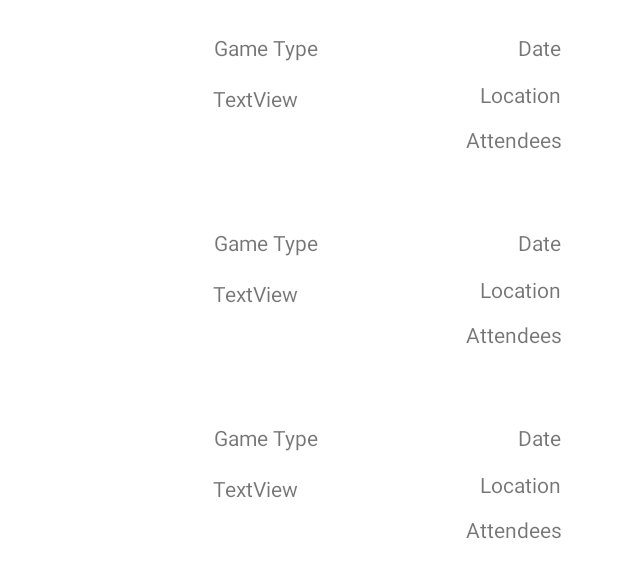
After one commit to Gac-PickUp/PickUp-App, an Android app built with Jetpack Compose: the layout fragment_all_games.xml on its own in the app's theme, with its tools: preview values and no code run, on a phone screen of 412 x 824 dp. The commit adds this screen. Shown: the top 578 px of the screen. Run offline under Robolectric (Android 15) with nearby library versions, the phone set to English and light mode, and no system bars.

Commit message:
Started working on the other recyclerview

```diff
--- /dev/null
+++ b/app/src/main/res/layout/fragment_all_games.xml
@@ -0,0 +1,21 @@
+<?xml version="1.0" encoding="utf-8"?>
+<androidx.constraintlayout.widget.ConstraintLayout xmlns:android="http://schemas.android.com/apk/res/android"
+    xmlns:app="http://schemas.android.com/apk/res-auto"
+    xmlns:tools="http://schemas.android.com/tools"
+    android:layout_width="match_parent"
+    android:layout_height="match_parent"
+    tools:context=".MainActivity">
+
+    <androidx.recyclerview.widget.RecyclerView
+        android:id="@+id/rv_userGames"
+        android:layout_width="match_parent"
+        android:layout_height="match_parent"
+        app:layout_constraintBottom_toBottomOf="parent"
+        app:layout_constraintEnd_toEndOf="parent"
+        app:layout_constraintStart_toStartOf="parent"
+        app:layout_constraintTop_toTopOf="parent"
+        tools:context="UserGameAdapter"
+        tools:listitem="@layout/user_game_item" />
+
+
+</androidx.constraintlayout.widget.ConstraintLayout>
--- a/app/src/main/res/values/strings.xml
+++ b/app/src/main/res/values/strings.xml
@@ -89,7 +89,7 @@
     </string>
     <string name="dashboard">dashboard</string>
     <string name="my_games">my_games</string>
-<!-- TODO: Remove or change this placeholder text -->
+    <!-- TODO: Remove or change this placeholder text -->
     <string name="hello_blank_fragment">Hello blank fragment</string>
     <string name="game_type">Game Type</string>
     <string name="date">Date</string>
```
Also changed, not shown: app/src/main/java/com/example/pickup/AllGames.kt (added, +59 -0 lines).
